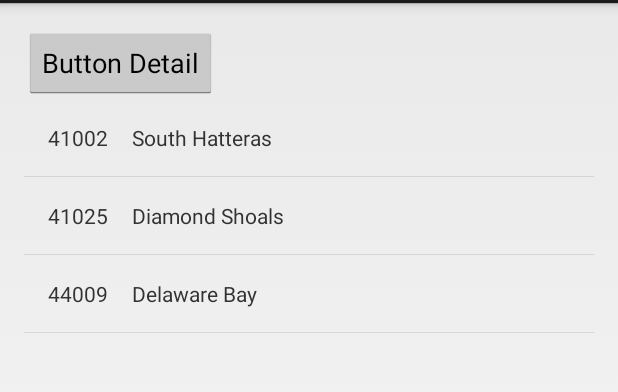
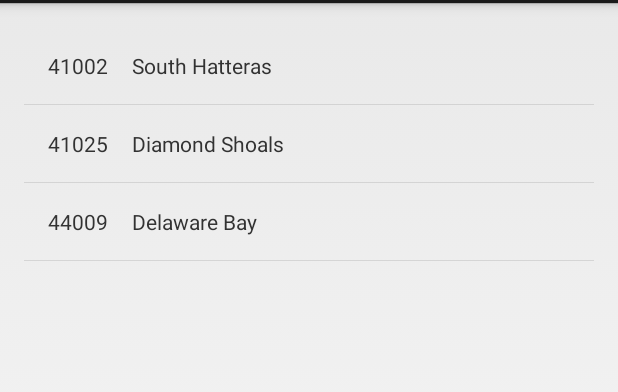
Before and after one commit to krschultz/AndroidWeatherBuoyDemo, an Android app: the screen it shows after launch (BuoyListingActivity), on a phone screen of 412 x 824 dp, the part 69-461 px from its top. Run offline under Robolectric (Android 15) with nearby library versions, the phone set to English and light mode, and no system bars.

```diff
--- a/app/src/main/java/com/kevinrschultz/weatherbuoy/ui/BuoyDetailActivity.java
+++ b/app/src/main/java/com/kevinrschultz/weatherbuoy/ui/BuoyDetailActivity.java
@@ -11,7 +11,7 @@ import com.kevinrschultz.weatherbuoy.R;
 
 public class BuoyDetailActivity extends BaseActivity {
 
-    public static Intent makeBuoyDetailIntent(Context context) {
+    public static Intent makeBuoyDetailIntent(Context context, int bouyId) {
         return new Intent(context, BuoyDetailActivity.class);
     }
 
--- a/app/src/main/java/com/kevinrschultz/weatherbuoy/ui/BuoyListingFragment.java
+++ b/app/src/main/java/com/kevinrschultz/weatherbuoy/ui/BuoyListingFragment.java
@@ -6,6 +6,7 @@ import android.os.Bundle;
 import android.view.LayoutInflater;
 import android.view.View;
 import android.view.ViewGroup;
+import android.widget.AdapterView;
 import android.widget.Button;
 import android.widget.ListView;
 
@@ -17,13 +18,11 @@ import java.util.List;
 /**
  * A placeholder fragment containing a simple view.
  */
-public class BuoyListingFragment extends Fragment implements BuoyListingView, View.OnClickListener {
+public class BuoyListingFragment extends Fragment implements BuoyListingView, AdapterView.OnItemClickListener {
 
     private BuoyListingPresenter presenter;
 
     private BuoyDescriptionAdapter adapter;
-
-    private Button testButton;
 
     private ListView listView;
 
@@ -40,7 +39,6 @@ public class BuoyListingFragment extends Fragment implements BuoyListingView, Vi
     @Override
     public View onCreateView(LayoutInflater inflater, ViewGroup container, Bundle savedInstanceState) {
         View v = inflater.inflate(R.layout.fragment_buoy_listing, container, false);
-        testButton = Button.class.cast(v.findViewById(R.id.test_button));
         listView = ListView.class.cast(v.findViewById(android.R.id.list));
         return v;
     }
@@ -50,7 +48,7 @@ public class BuoyListingFragment extends Fragment implements BuoyListingView, Vi
         super.onActivityCreated(savedInstanceState);
         adapter = new BuoyDescriptionAdapter(getActivity());
         listView.setAdapter(adapter);
-        testButton.setOnClickListener(this);
+        listView.setOnItemClickListener(this);
     }
 
     @Override
@@ -66,13 +64,10 @@ public class BuoyListingFragment extends Fragment implements BuoyListingView, Vi
     }
 
     @Override
-    public void onClick(View v) {
-        switch(v.getId()) {
-            case R.id.test_button:
-                Intent intent = BuoyDetailActivity.makeBuoyDetailIntent(getActivity());
-                startActivity(intent);
-                break;
-        }
+    public void onItemClick(AdapterView<?> parent, View view, int position, long id) {
+        BuoyDescription description = adapter.getItem(position);
+        Intent intent = BuoyDetailActivity.makeBuoyDetailIntent(getActivity(), description.getId());
+        startActivity(intent);
     }
 
     @Override
@@ -80,4 +75,6 @@ public class BuoyListingFragment extends Fragment implements BuoyListingView, Vi
         adapter.clear();
         adapter.addAll(descriptionList);
     }
+
+
 }
--- a/app/src/main/res/layout/fragment_buoy_listing.xml
+++ b/app/src/main/res/layout/fragment_buoy_listing.xml
@@ -8,16 +8,9 @@
     android:paddingBottom="@dimen/activity_vertical_margin"
     tools:context="com.kevinrschultz.weatherbuoy.ui.BuoyListingActivity.BuoyListingFragment">
 
-    <Button
-        android:id="@+id/test_button"
-        android:text="Button Detail"
-        android:layout_width="wrap_content"
-        android:layout_height="wrap_content" />
-
     <ListView
         android:id="@android:id/list"
         android:layout_width="match_parent"
-        android:layout_height="match_parent"
-        android:layout_below="@id/test_button"/>
+        android:layout_height="match_parent"/>
 
 </RelativeLayout>
```
